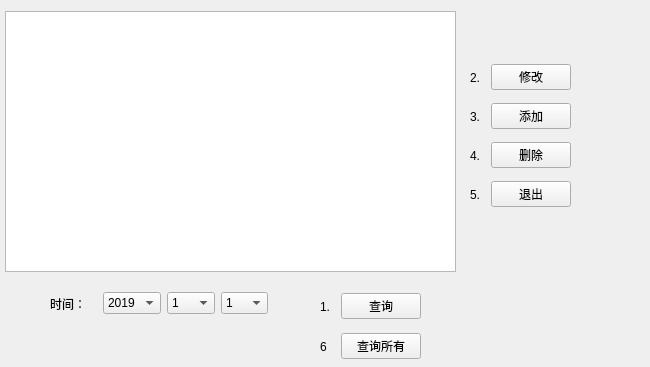
Qt form qt_learn/tally/menu.ui (wjspmy/learn) before a commit.
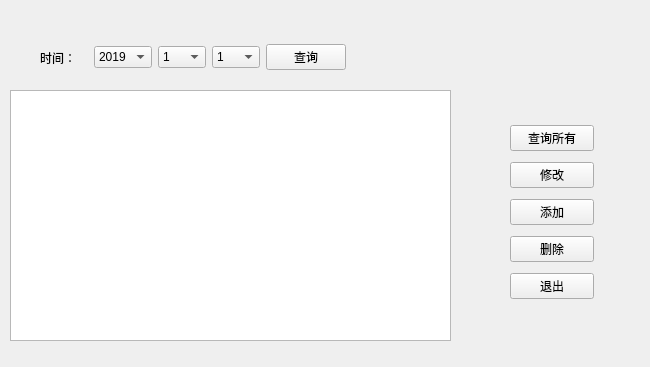
The same form after that commit.

What changed in the file:
```diff
--- a/qt_learn/tally/menu.ui
+++ b/qt_learn/tally/menu.ui
@@ -16,20 +16,20 @@
   <widget class="QTableView" name="tableView">
    <property name="geometry">
     <rect>
-     <x>5</x>
-     <y>11</y>
-     <width>451</width>
-     <height>261</height>
+     <x>10</x>
+     <y>90</y>
+     <width>441</width>
+     <height>251</height>
     </rect>
    </property>
   </widget>
-  <widget class="QWidget" name="layoutWidget_2">
+  <widget class="QWidget" name="layoutWidget">
    <property name="geometry">
     <rect>
-     <x>50</x>
-     <y>290</y>
-     <width>218</width>
-     <height>27</height>
+     <x>40</x>
+     <y>40</y>
+     <width>306</width>
+     <height>35</height>
     </rect>
    </property>
    <layout class="QHBoxLayout" name="horizontalLayout_6">
@@ -297,25 +297,8 @@
       </item>
      </widget>
     </item>
-   </layout>
-  </widget>
-  <widget class="QWidget" name="layoutWidget">
-   <property name="geometry">
-    <rect>
-     <x>320</x>
-     <y>290</y>
-     <width>101</width>
-     <height>33</height>
-    </rect>
-   </property>
+    <item>
    <layout class="QHBoxLayout" name="horizontalLayout">
-    <item>
-     <widget class="QLabel" name="label">
-      <property name="text">
-       <string>1.</string>
-      </property>
-     </widget>
-    </item>
     <item>
      <widget class="QPushButton" name="btn_1">
       <property name="text">
@@ -324,24 +307,31 @@
      </widget>
     </item>
    </layout>
+    </item>
+   </layout>
   </widget>
   <widget class="QWidget" name="layoutWidget">
    <property name="geometry">
     <rect>
-     <x>470</x>
-     <y>61</y>
-     <width>101</width>
-     <height>33</height>
+     <x>510</x>
+     <y>120</y>
+     <width>84</width>
+     <height>189</height>
     </rect>
    </property>
+   <layout class="QVBoxLayout" name="verticalLayout">
+    <item>
+     <widget class="QPushButton" name="btn_6">
+      <property name="cursor">
+       <cursorShape>PointingHandCursor</cursorShape>
+      </property>
+      <property name="text">
+       <string>查询所有</string>
+      </property>
+     </widget>
+    </item>
+    <item>
    <layout class="QHBoxLayout" name="horizontalLayout_2">
-    <item>
-     <widget class="QLabel" name="label_2">
-      <property name="text">
-       <string>2.</string>
-      </property>
-     </widget>
-    </item>
     <item>
      <widget class="QPushButton" name="btn_2">
       <property name="text">
@@ -350,24 +340,9 @@
      </widget>
     </item>
    </layout>
-  </widget>
-  <widget class="QWidget" name="layoutWidget">
-   <property name="geometry">
-    <rect>
-     <x>470</x>
-     <y>100</y>
-     <width>101</width>
-     <height>33</height>
-    </rect>
-   </property>
+    </item>
+    <item>
    <layout class="QHBoxLayout" name="horizontalLayout_3">
-    <item>
-     <widget class="QLabel" name="label_3">
-      <property name="text">
-       <string>3.</string>
-      </property>
-     </widget>
-    </item>
     <item>
      <widget class="QPushButton" name="btn_3">
       <property name="text">
@@ -376,24 +351,9 @@
      </widget>
     </item>
    </layout>
-  </widget>
-  <widget class="QWidget" name="layoutWidget">
-   <property name="geometry">
-    <rect>
-     <x>470</x>
-     <y>139</y>
-     <width>101</width>
-     <height>33</height>
-    </rect>
-   </property>
+    </item>
+    <item>
    <layout class="QHBoxLayout" name="horizontalLayout_4">
-    <item>
-     <widget class="QLabel" name="label_4">
-      <property name="text">
-       <string>4.</string>
-      </property>
-     </widget>
-    </item>
     <item>
      <widget class="QPushButton" name="btn_4">
       <property name="text">
@@ -402,24 +362,9 @@
      </widget>
     </item>
    </layout>
-  </widget>
-  <widget class="QWidget" name="layoutWidget">
-   <property name="geometry">
-    <rect>
-     <x>470</x>
-     <y>178</y>
-     <width>101</width>
-     <height>33</height>
-    </rect>
-   </property>
+    </item>
+    <item>
    <layout class="QHBoxLayout" name="horizontalLayout_5">
-    <item>
-     <widget class="QLabel" name="label_5">
-      <property name="text">
-       <string>5.</string>
-      </property>
-     </widget>
-    </item>
     <item>
      <widget class="QPushButton" name="btn_5">
       <property name="text">
@@ -428,30 +373,6 @@
      </widget>
     </item>
    </layout>
-  </widget>
-  <widget class="QWidget" name="layoutWidget_3">
-   <property name="geometry">
-    <rect>
-     <x>320</x>
-     <y>330</y>
-     <width>101</width>
-     <height>33</height>
-    </rect>
-   </property>
-   <layout class="QHBoxLayout" name="horizontalLayout_7">
-    <item>
-     <widget class="QLabel" name="label_7">
-      <property name="text">
-       <string>6</string>
-      </property>
-     </widget>
-    </item>
-    <item>
-     <widget class="QPushButton" name="btn_6">
-      <property name="text">
-       <string>查询所有</string>
-      </property>
-     </widget>
     </item>
    </layout>
   </widget>
```
Left out of the diff: 15 changed lines with no effect on the pictures. Lines whose indentation alone changed are shown as unchanged.
